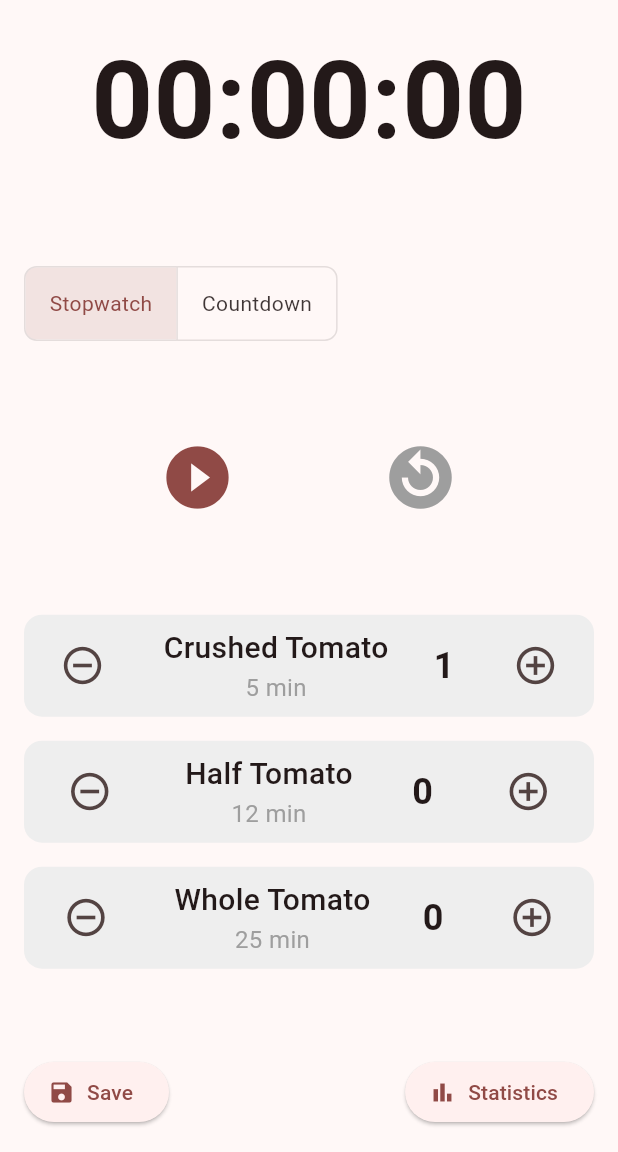
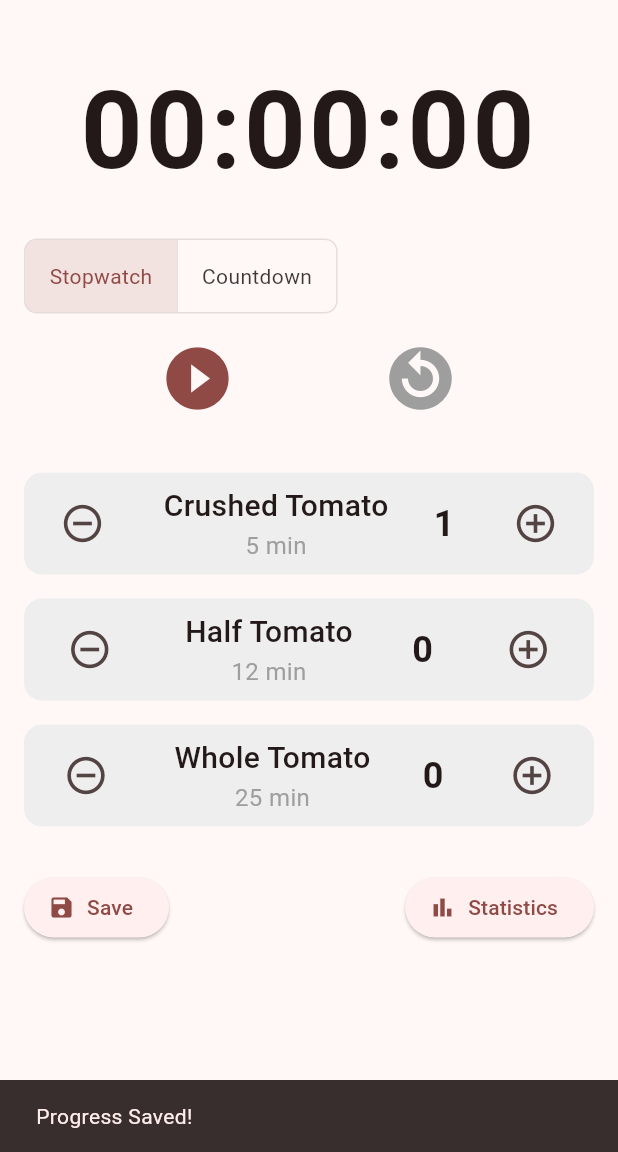
Before and after one commit to potaxo/pomodoro_app, a Flutter app: the screen it shows after launch, after a tap on the "add circle outline" icon, after a tap on "Save", on a phone screen of 412 x 824 dp, the part 84-1236 px from its top. Run offline on Flutter 3.47's test engine with Material 3 defaults, Android fonts, the phone set to English and light mode, and no system bars; our stand-ins replace shared_preferences.

Commit message:
fix some bug

```diff
--- a/lib/screens/home_screen.dart
+++ b/lib/screens/home_screen.dart
@@ -1,5 +1,6 @@
 import 'dart:async';
 import 'package:flutter/material.dart';
+import 'package:shared_preferences/shared_preferences.dart'; // Import the package
 
 // An enum to represent the two timer modes
 enum TimerMode { stopwatch, countdown }
@@ -25,10 +26,42 @@ class _HomeScreenState extends State<HomeScreen> {
   int _wholeTomatoes = 0;
 
   @override
+  void initState() {
+    super.initState();
+    _loadData();
+  }
+
+  @override
   void dispose() {
     _timer?.cancel();
     super.dispose();
   }
+
+  // --- Data Persistence Logic ---
+  Future<void> _loadData() async {
+    final prefs = await SharedPreferences.getInstance();
+    setState(() {
+      _crushedTomatoes = prefs.getInt('crushedTomatoes') ?? 0;
+      _halfTomatoes = prefs.getInt('halfTomatoes') ?? 0;
+      _wholeTomatoes = prefs.getInt('wholeTomatoes') ?? 0;
+    });
+  }
+
+  Future<void> _saveData() async {
+    final prefs = await SharedPreferences.getInstance();
+    await prefs.setInt('crushedTomatoes', _crushedTomatoes);
+    await prefs.setInt('halfTomatoes', _halfTomatoes);
+    await prefs.setInt('wholeTomatoes', _wholeTomatoes);
+
+    // THE FIX IS HERE!
+    // We check if the widget is still on the screen before using its context.
+    if (!mounted) return;
+
+    ScaffoldMessenger.of(context).showSnackBar(
+      const SnackBar(content: Text('Progress Saved!')),
+    );
+  }
+
 
   // --- Timer Logic ---
   void _startTimer() {
@@ -44,7 +77,6 @@ class _HomeScreenState extends State<HomeScreen> {
           if (_totalSeconds > 0) {
             _totalSeconds--;
           } else {
-            // Stop the timer when it reaches zero
             _stopTimer();
           }
         }
@@ -62,13 +94,11 @@ class _HomeScreenState extends State<HomeScreen> {
   void _resetTimer() {
     _timer?.cancel();
     setState(() {
-      // Reset to the initial countdown value or 0 for stopwatch
       _totalSeconds = _timerMode == TimerMode.countdown ? _initialCountdownSeconds : 0;
       _isRunning = false;
     });
   }
 
-  // Sets the timer for countdown mode
   void _setTimerDuration(int minutes) {
     _timer?.cancel();
     setState(() {
@@ -112,26 +142,26 @@ class _HomeScreenState extends State<HomeScreen> {
         title: const Text('Pomodoro Focus'),
         backgroundColor: Theme.of(context).colorScheme.inversePrimary,
       ),
-      body: Padding(
+      body: SingleChildScrollView(
+        child: Padding(
           padding: const EdgeInsets.all(16.0),
           child: Column(
-          mainAxisAlignment: MainAxisAlignment.spaceBetween,
+            mainAxisAlignment: MainAxisAlignment.center,
             crossAxisAlignment: CrossAxisAlignment.stretch,
             children: <Widget>[
-            // 1. Timer Display
+              const SizedBox(height: 20),
               Text(
                 _formatTime(_totalSeconds),
                 textAlign: TextAlign.center,
-              style: const TextStyle(fontSize: 72, fontWeight: FontWeight.bold),
+                style: const TextStyle(fontSize: 72, fontWeight: FontWeight.bold, letterSpacing: 2),
               ),
-
-            // Timer Mode Toggle
+              const SizedBox(height: 20),
               ToggleButtons(
                 isSelected: [_timerMode == TimerMode.stopwatch, _timerMode == TimerMode.countdown],
                 onPressed: (index) {
                   setState(() {
                     _timerMode = index == 0 ? TimerMode.stopwatch : TimerMode.countdown;
-                  _resetTimer(); // Reset timer when switching modes
+                    _resetTimer();
                   });
                 },
                 borderRadius: BorderRadius.circular(8.0),
@@ -140,8 +170,7 @@ class _HomeScreenState extends State<HomeScreen> {
                   Padding(padding: EdgeInsets.symmetric(horizontal: 16), child: Text('Countdown')),
                 ],
               ),
-
-            // Timer Controls
+              const SizedBox(height: 10),
               Row(
                 mainAxisAlignment: MainAxisAlignment.spaceEvenly,
                 children: [
@@ -159,8 +188,7 @@ class _HomeScreenState extends State<HomeScreen> {
                   ),
                 ],
               ),
-
-            // 2. Tomato Counters Section
+              const SizedBox(height: 30),
               Column(
                 children: [
                   _buildTomatoCounter('Crushed Tomato', '5 min', _crushedTomatoes, 'crushed', 5),
@@ -170,13 +198,12 @@ class _HomeScreenState extends State<HomeScreen> {
                   _buildTomatoCounter('Whole Tomato', '25 min', _wholeTomatoes, 'whole', 25),
                 ],
               ),
-
-            // 3. Bottom Buttons Section
+              const SizedBox(height: 30),
               Row(
                 mainAxisAlignment: MainAxisAlignment.spaceBetween,
                 children: [
                   ElevatedButton.icon(
-                  onPressed: () { /* Save action later */ },
+                    onPressed: _saveData,
                     icon: const Icon(Icons.save),
                     label: const Text('Save'),
                   ),
@@ -187,16 +214,17 @@ class _HomeScreenState extends State<HomeScreen> {
                   ),
                 ],
               ),
+              const SizedBox(height: 20),
             ],
+          ),
         ),
       ),
     );
   }
 
-  // Updated helper method to build the tomato counter rows
   Widget _buildTomatoCounter(String name, String duration, int count, String type, int minutes) {
     return GestureDetector(
-      onTap: () => _setTimerDuration(minutes), // Set timer on tap
+      onTap: () => _setTimerDuration(minutes),
       child: Container(
         padding: const EdgeInsets.symmetric(vertical: 8.0),
         decoration: BoxDecoration(
--- a/pubspec.yaml
+++ b/pubspec.yaml
@@ -34,7 +34,7 @@ dependencies:
   # The following adds the Cupertino Icons font to your application.
   # Use with the CupertinoIcons class for iOS style icons.
   cupertino_icons: ^1.0.8
-
+  shared_preferences: ^2.2.3
 dev_dependencies:
   flutter_test:
     sdk: flutter
```
Also changed, not shown: pubspec.lock, 2 other files. Lines whose indentation alone changed are shown as unchanged.
